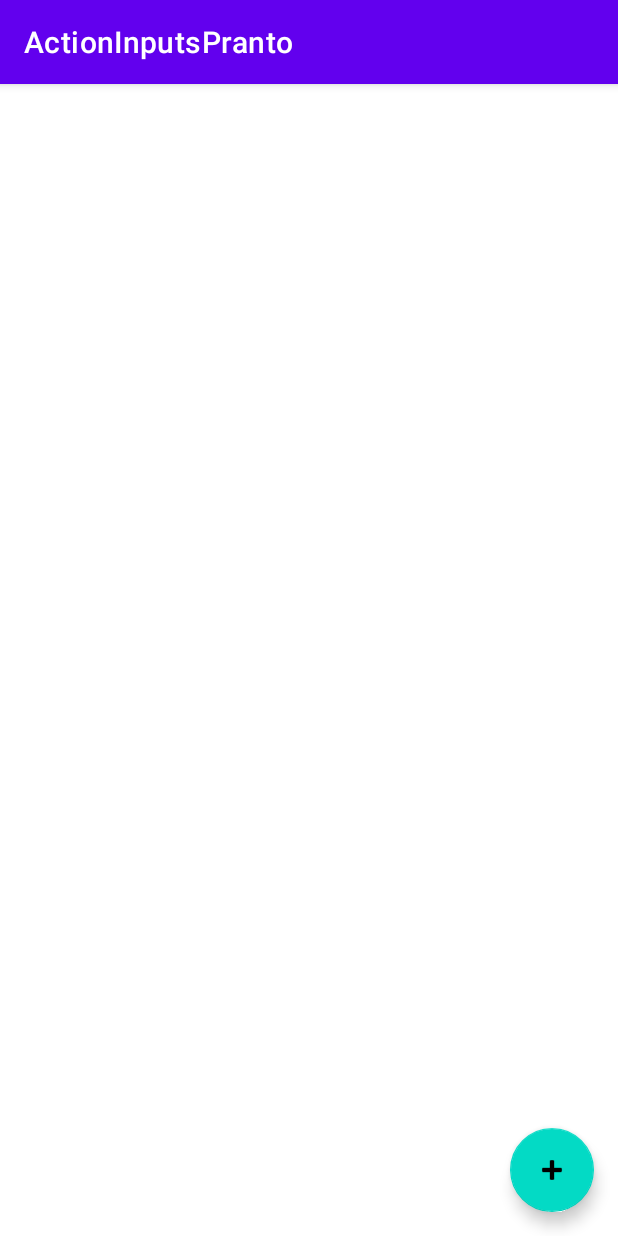
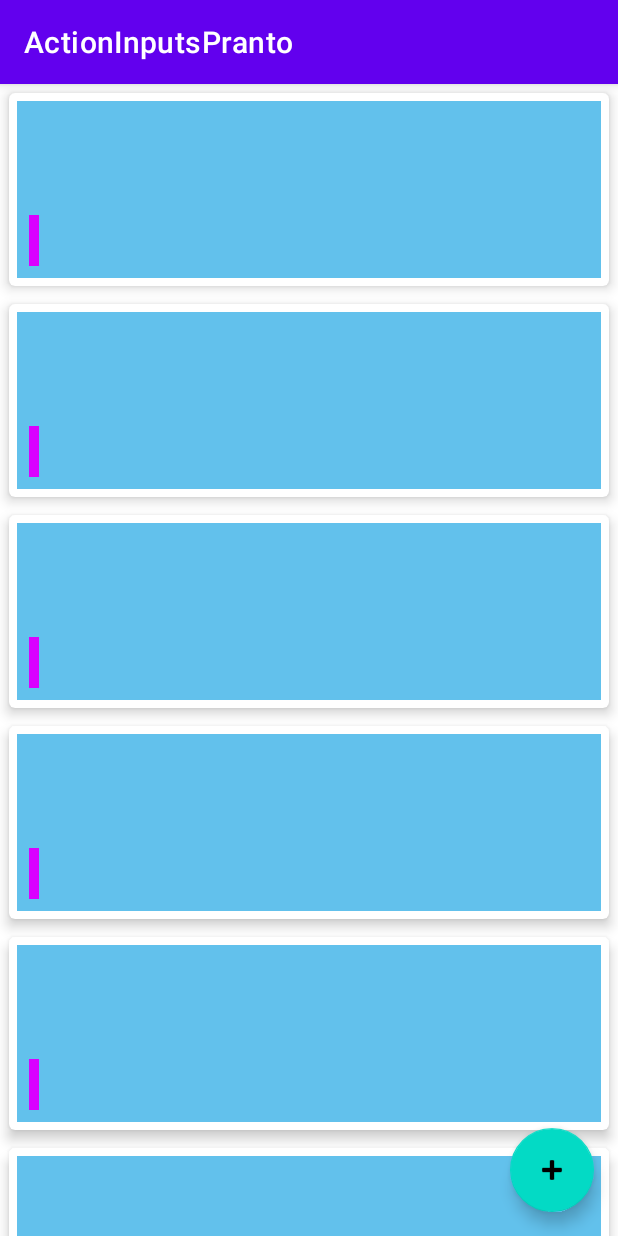
Before and after one commit to PrantoMondal/BusScheduleActionInput, an Android app: the screen it shows after launch (MainActivity), on a phone screen of 412 x 824 dp. Run offline under Robolectric (Android 15) with nearby library versions, the phone set to English and light mode, and no system bars; our stand-ins replace data binding; 6 statements that could not run were skipped.

Commit message:
Adapter and card view added

```diff
--- a/app/src/main/java/com/example/actioninputspranto/BusSchedule.kt
+++ b/app/src/main/java/com/example/actioninputspranto/BusSchedule.kt
@@ -10,3 +10,20 @@ data class BusSchedule(
     val busType :String
 
 )
+val scheduleList = mutableListOf<BusSchedule>(
+    BusSchedule(id =System.currentTimeMillis(), name = "Ena", from = "Dhaka", to = "Rajshahi", departureDate = "22/04/22", departureTime = "23:00", busType = "Economy"),
+    BusSchedule(id =System.currentTimeMillis(), name = "Ena", from = "Dhaka", to = "Rajshahi", departureDate = "22/04/22", departureTime = "23:00", busType = "Economy"),
+    BusSchedule(id =System.currentTimeMillis(), name = "Ena", from = "Dhaka", to = "Rajshahi", departureDate = "22/04/22", departureTime = "23:00", busType = "Economy"),
+    BusSchedule(id =System.currentTimeMillis(), name = "Ena", from = "Dhaka", to = "Rajshahi", departureDate = "22/04/22", departureTime = "23:00", busType = "Economy"),
+    BusSchedule(id =System.currentTimeMillis(), name = "Ena", from = "Dhaka", to = "Rajshahi", departureDate = "22/04/22", departureTime = "23:00", busType = "Economy"),
+    BusSchedule(id =System.currentTimeMillis(), name = "Ena", from = "Dhaka", to = "Rajshahi", departureDate = "22/04/22", departureTime = "23:00", busType = "Economy"),
+    BusSchedule(id =System.currentTimeMillis(), name = "Ena", from = "Dhaka", to = "Rajshahi", departureDate = "22/04/22", departureTime = "23:00", busType = "Economy"),
+    BusSchedule(id =System.currentTimeMillis(), name = "Ena", from = "Dhaka", to = "Rajshahi", departureDate = "22/04/22", departureTime = "23:00", busType = "Economy"),
+    BusSchedule(id =System.currentTimeMillis(), name = "Ena", from = "Dhaka", to = "Rajshahi", departureDate = "22/04/22", departureTime = "23:00", busType = "Economy"),
+    BusSchedule(id =System.currentTimeMillis(), name = "Ena", from = "Dhaka", to = "Rajshahi", departureDate = "22/04/22", departureTime = "23:00", busType = "Economy"),
+    BusSchedule(id =System.currentTimeMillis(), name = "Ena", from = "Dhaka", to = "Rajshahi", departureDate = "22/04/22", departureTime = "23:00", busType = "Economy"),
+    BusSchedule(id =System.currentTimeMillis(), name = "Ena", from = "Dhaka", to = "Rajshahi", departureDate = "22/04/22", departureTime = "23:00", busType = "Economy"),
+    BusSchedule(id =System.currentTimeMillis(), name = "Ena", from = "Dhaka", to = "Rajshahi", departureDate = "22/04/22", departureTime = "23:00", busType = "Economy"),
+    BusSchedule(id =System.currentTimeMillis(), name = "Ena", from = "Dhaka", to = "Rajshahi", departureDate = "22/04/22", departureTime = "23:00", busType = "Economy"),
+    BusSchedule(id =System.currentTimeMillis(), name = "Ena", from = "Dhaka", to = "Rajshahi", departureDate = "22/04/22", departureTime = "23:00", busType = "Economy"),
+)
--- /dev/null
+++ b/app/src/main/java/com/example/actioninputspranto/ScheduleAdapter.kt
@@ -0,0 +1,44 @@
+package com.example.actioninputspranto
+import android.view.LayoutInflater
+import android.view.ViewGroup
+import androidx.recyclerview.widget.DiffUtil
+import androidx.recyclerview.widget.ListAdapter
+import androidx.recyclerview.widget.RecyclerView
+import com.example.actioninputspranto.databinding.ScheduleRowBinding
+
+class ScheduleAdapter :ListAdapter<BusSchedule,ScheduleAdapter.ScheduleViewHolder>(ScheduleDiffUtil()){
+    class ScheduleViewHolder(val binding: ScheduleRowBinding):
+            RecyclerView.ViewHolder(binding.root){
+                fun bind(busSchedule: BusSchedule){
+                    binding.schedule = busSchedule
+                }
+            }
+    class ScheduleDiffUtil : DiffUtil.ItemCallback<BusSchedule>() {
+        override fun areItemsTheSame(oldItem: BusSchedule, newItem: BusSchedule): Boolean {
+            return oldItem.id == newItem.id
+        }
+
+        override fun areContentsTheSame(oldItem: BusSchedule, newItem: BusSchedule): Boolean {
+            return oldItem == newItem
+        }
+    }
+
+    override fun onCreateViewHolder(parent: ViewGroup, viewType: Int): ScheduleViewHolder {
+        val binding = ScheduleRowBinding.inflate(
+            LayoutInflater.from(parent.context),parent,false
+        )
+        return ScheduleViewHolder(binding)
+    }
+
+    override fun onBindViewHolder(holder: ScheduleViewHolder, position: Int) {
+        val schedule : BusSchedule = getItem(position)
+        holder.bind(schedule)
+        holder.binding.rowFavorite.setOnClickListener {
+            schedule.favorite = !schedule.favorite
+            holder.bind(schedule)
+
+        }
+    }
+
+
+}
--- a/app/src/main/java/com/example/actioninputspranto/ScheduleListFragment.kt
+++ b/app/src/main/java/com/example/actioninputspranto/ScheduleListFragment.kt
@@ -1,11 +1,14 @@
 package com.example.actioninputspranto
 
 import android.os.Bundle
+import android.util.Log
 import androidx.fragment.app.Fragment
 import android.view.LayoutInflater
 import android.view.View
 import android.view.ViewGroup
 import androidx.navigation.fragment.findNavController
+import androidx.recyclerview.widget.LinearLayoutManager
+import androidx.recyclerview.widget.RecyclerView
 import com.example.actioninputspranto.databinding.FragmentScheduleListBinding
 
 class ScheduleListFragment : Fragment() {
@@ -15,6 +18,24 @@ class ScheduleListFragment : Fragment() {
         savedInstanceState: Bundle?
     ): View? {
         binding = FragmentScheduleListBinding.inflate(inflater,container,false)
+        val scheduleAdapter = ScheduleAdapter()
+        binding.scheduleRV.layoutManager = LinearLayoutManager(requireActivity())
+        binding.scheduleRV.adapter = scheduleAdapter
+        scheduleAdapter.submitList(scheduleList)
+        binding.scheduleRV.addOnScrollListener(object :RecyclerView.OnScrollListener(){
+            override fun onScrolled(recyclerView: RecyclerView, dx: Int, dy: Int) {
+                super.onScrolled(recyclerView, dx, dy)
+                Log.d("ScheduleListFragment","dx: $dx, dy: $dy")
+                if (dy>0){
+                    binding.fab.hide()
+                }
+                if (dy<0){
+                    binding.fab.show()
+                }
+
+
+            }
+        })
         binding.fab.setOnClickListener {
             findNavController().navigate(R.id.action_scheduleListFragment_to_newScheduleFragment)
         }
--- /dev/null
+++ b/app/src/main/res/drawable/ic_baseline_favorite_24.xml
@@ -0,0 +1,5 @@
+<vector android:height="24dp" android:tint="#C8C5C5"
+    android:viewportHeight="24" android:viewportWidth="24"
+    android:width="24dp" xmlns:android="http://schemas.android.com/apk/res/android">
+    <path android:fillColor="@android:color/white" android:pathData="M12,21.35l-1.45,-1.32C5.4,15.36 2,12.28 2,8.5 2,5.42 4.42,3 7.5,3c1.74,0 3.41,0.81 4.5,2.09C13.09,3.81 14.76,3 16.5,3 19.58,3 22,5.42 22,8.5c0,3.78 -3.4,6.86 -8.55,11.54L12,21.35z"/>
+</vector>
--- /dev/null
+++ b/app/src/main/res/drawable/ic_baseline_favorite_red.xml
@@ -0,0 +1,5 @@
+<vector android:height="24dp" android:tint="#FF0000"
+    android:viewportHeight="24" android:viewportWidth="24"
+    android:width="24dp" xmlns:android="http://schemas.android.com/apk/res/android">
+    <path android:fillColor="@android:color/white" android:pathData="M12,21.35l-1.45,-1.32C5.4,15.36 2,12.28 2,8.5 2,5.42 4.42,3 7.5,3c1.74,0 3.41,0.81 4.5,2.09C13.09,3.81 14.76,3 16.5,3 19.58,3 22,5.42 22,8.5c0,3.78 -3.4,6.86 -8.55,11.54L12,21.35z"/>
+</vector>
--- /dev/null
+++ b/app/src/main/res/layout/schedule_row.xml
@@ -0,0 +1,96 @@
+<?xml version="1.0" encoding="utf-8"?>
+<layout xmlns:android="http://schemas.android.com/apk/res/android"
+    xmlns:app="http://schemas.android.com/apk/res-auto"
+    xmlns:tools="http://schemas.android.com/tools">
+
+    <data>
+
+    </data>
+
+    <androidx.cardview.widget.CardView
+        android:layout_width="match_parent"
+        android:layout_height="wrap_content"
+        app:cardElevation="5dp"
+        app:cardCornerRadius="4dp"
+        app:contentPadding="5dp"
+        android:layout_margin="6dp"
+
+        >
+
+
+        <androidx.constraintlayout.widget.ConstraintLayout
+            android:layout_width="match_parent"
+            android:layout_height="match_parent"
+            android:background="#62C1EC">
+
+            <TextView
+                android:id="@+id/rowBusNameTV"
+                android:layout_width="wrap_content"
+                android:layout_height="wrap_content"
+                android:layout_marginStart="8dp"
+                android:layout_marginTop="8dp"
+                android:text="@{schedule.name}"
+                android:textColor="@color/black"
+                android:textSize="20sp"
+                android:textStyle="bold"
+                app:layout_constraintStart_toStartOf="parent"
+                app:layout_constraintTop_toTopOf="parent"
+                tools:text="Bus Name" />
+
+            <TextView
+                android:id="@+id/rowRouteTV"
+                android:layout_width="wrap_content"
+                android:layout_height="wrap_content"
+                android:layout_marginStart="8dp"
+                android:layout_marginTop="8dp"
+                android:text="@{schedule.from+`-`+schedule.to}"
+                android:textSize="18sp"
+                app:layout_constraintStart_toStartOf="parent"
+                app:layout_constraintTop_toBottomOf="@+id/rowBusNameTV"
+                tools:text="Dhaka - Rajshahi" />
+
+            <TextView
+                android:id="@+id/rowBusTypeTV"
+                android:layout_width="wrap_content"
+                android:layout_height="wrap_content"
+                android:layout_marginStart="8dp"
+                android:layout_marginTop="8dp"
+                android:layout_marginBottom="8dp"
+                android:background="#DA00FF"
+                android:padding="3dp"
+                android:text="@{schedule.busType}"
+                android:textColor="@color/white"
+                android:textSize="20sp"
+                app:layout_constraintBottom_toBottomOf="parent"
+                app:layout_constraintStart_toStartOf="parent"
+                app:layout_constraintTop_toBottomOf="@+id/rowRouteTV"
+                tools:text="Economy" />
+
+            <TextView
+                android:id="@+id/rowDepTimeTV"
+                android:layout_width="wrap_content"
+                android:layout_height="wrap_content"
+                android:layout_marginTop="25dp"
+                android:layout_marginEnd="48dp"
+                android:text="@{schedule.departureTime}"
+                android:textColor="#DA00FF"
+                android:textSize="24sp"
+                android:textStyle="bold"
+                app:layout_constraintEnd_toEndOf="parent"
+                app:layout_constraintTop_toTopOf="parent"
+                tools:text="22 : 00" />
+
+            <ImageView
+                android:id="@+id/rowFavorite"
+                android:layout_width="wrap_content"
+                android:layout_height="wrap_content"
+                android:layout_marginTop="16dp"
+                android:layout_marginEnd="73dp"
+                app:layout_constraintEnd_toEndOf="parent"
+                app:layout_constraintTop_toBottomOf="@+id/rowDepTimeTV"
+                app:setFavoriteIcon="@{schedule.favorite}" />
+
+        </androidx.constraintlayout.widget.ConstraintLayout>
+
+    </androidx.cardview.widget.CardView>
+</layout>
--- a/app/src/main/res/navigation/nav_graph.xml
+++ b/app/src/main/res/navigation/nav_graph.xml
@@ -9,7 +9,13 @@
         android:id="@+id/newScheduleFragment"
         android:name="com.example.actioninputspranto.NewScheduleFragment"
         android:label="fragment_new_schedule"
-        tools:layout="@layout/fragment_new_schedule" />
+        tools:layout="@layout/fragment_new_schedule" >
+        <action
+            android:id="@+id/action_newScheduleFragment_to_scheduleListFragment"
+            app:destination="@id/scheduleListFragment"
+            app:popUpTo="@id/scheduleListFragment"
+            app:popUpToInclusive="true" />
+    </fragment>
     <fragment
         android:id="@+id/scheduleListFragment"
         android:name="com.example.actioninputspranto.ScheduleListFragment"
```
